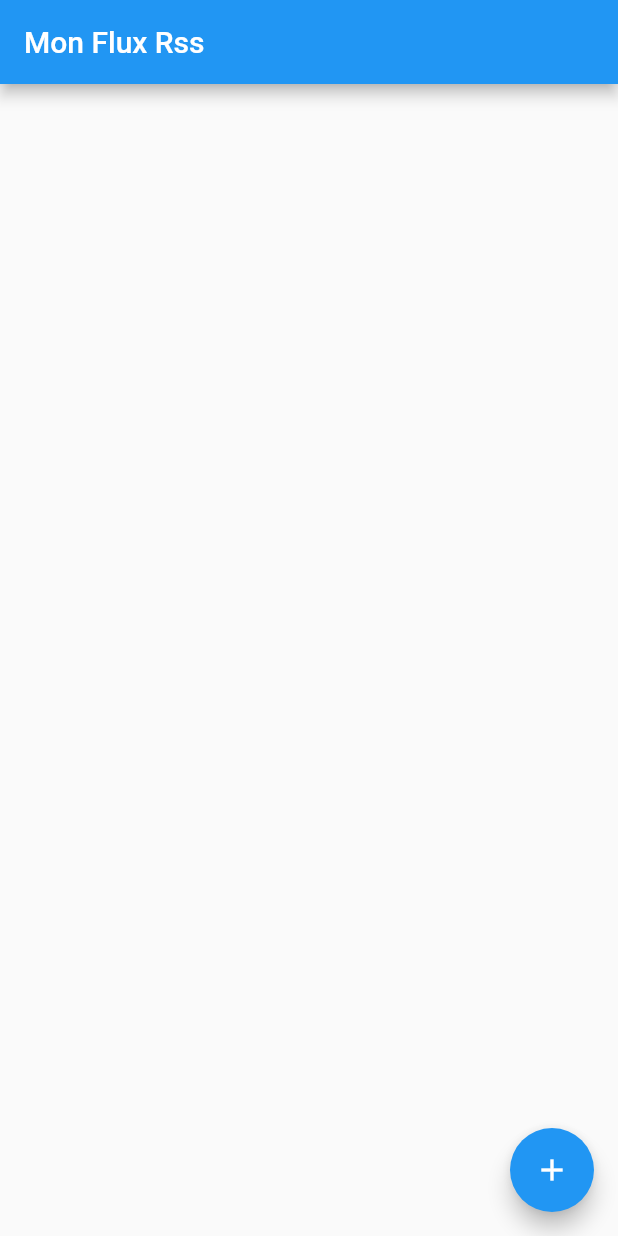
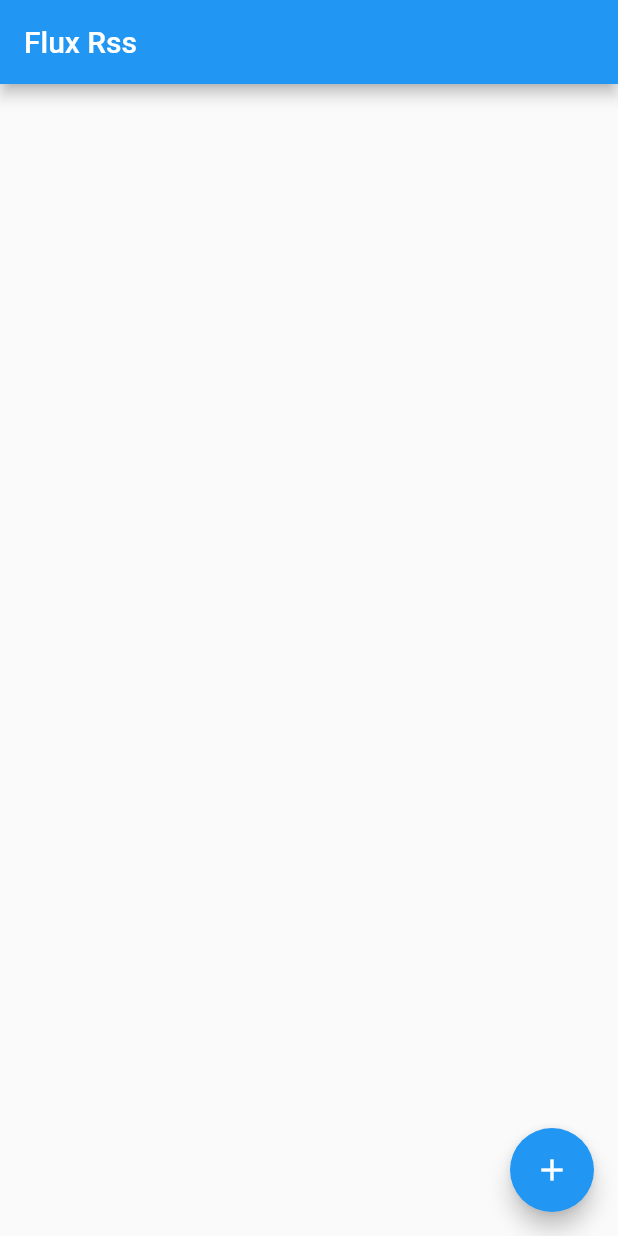
Before and after one commit to nathankakama/app_news, a Flutter app: the screen it shows after launch, on a phone screen of 412 x 824 dp. Run offline on Flutter 3.47's test engine with Material 2 defaults, Android fonts, the light colour scheme and no system bars; missing offline and left inert: webfeed.

Commit message:
Essai sur main.dart

```diff
--- a/lib/main.dart
+++ b/lib/main.dart
@@ -17,7 +17,7 @@ class MyApp extends StatelessWidget {
       title: 'Flutter Demo',
       debugShowCheckedModeBanner: false,
       theme: ThemeData(primarySwatch: Colors.blue,),
-      home: const MyHomePage(title: 'Mon Flux Rss'),
+      home: const MyHomePage(title: 'Flux Rss'),
     );
   }
 }
```
